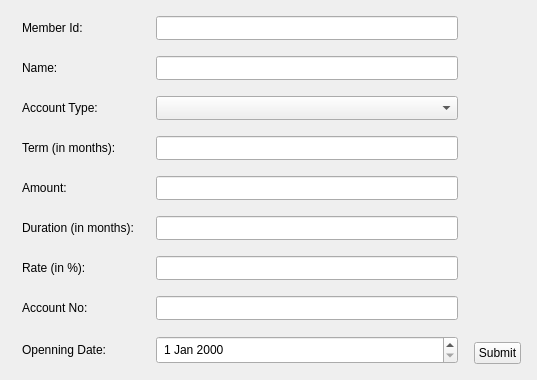
Qt form Pages/UI/createAccount.ui (akhilesh26/CSMS) before a commit.
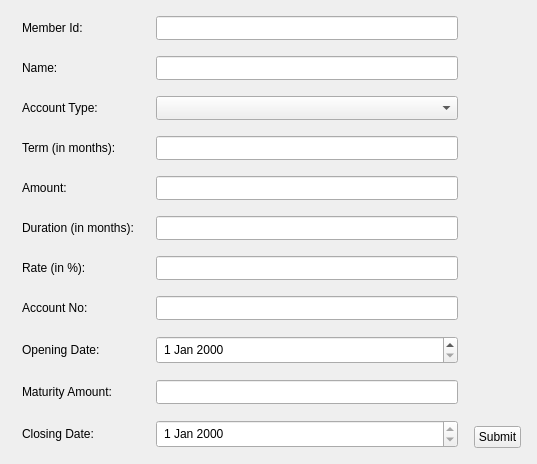
The same form after that commit.

```diff
--- a/Pages/UI/createAccount.ui
+++ b/Pages/UI/createAccount.ui
@@ -7,7 +7,7 @@
     <x>0</x>
     <y>0</y>
     <width>537</width>
-    <height>374</height>
+    <height>460</height>
    </rect>
   </property>
   <property name="windowTitle">
@@ -115,13 +115,41 @@
        <item row="8" column="0">
         <widget class="QLabel" name="label_7">
          <property name="text">
-          <string>Openning Date:</string>
+          <string>Opening Date:</string>
          </property>
         </widget>
        </item>
        <item row="8" column="1">
         <widget class="QDateEdit" name="openningDateEdit"/>
        </item>
+       <item row="9" column="1">
+        <widget class="QLineEdit" name="maturityAmountLineEdit">
+         <property name="readOnly">
+          <bool>true</bool>
+         </property>
+        </widget>
+       </item>
+       <item row="9" column="0">
+        <widget class="QLabel" name="maturityAmountLabel">
+         <property name="text">
+          <string>Maturity Amount:</string>
+         </property>
+        </widget>
+       </item>
+       <item row="10" column="0">
+        <widget class="QLabel" name="closingDateLabel">
+         <property name="text">
+          <string>Closing Date:</string>
+         </property>
+        </widget>
+       </item>
+       <item row="10" column="1">
+        <widget class="QDateEdit" name="closingDateEdit">
+         <property name="readOnly">
+          <bool>true</bool>
+         </property>
+        </widget>
+       </item>
       </layout>
      </item>
      <item>
```
Left out of the diff: 9 changed lines with no effect on the pictures.
